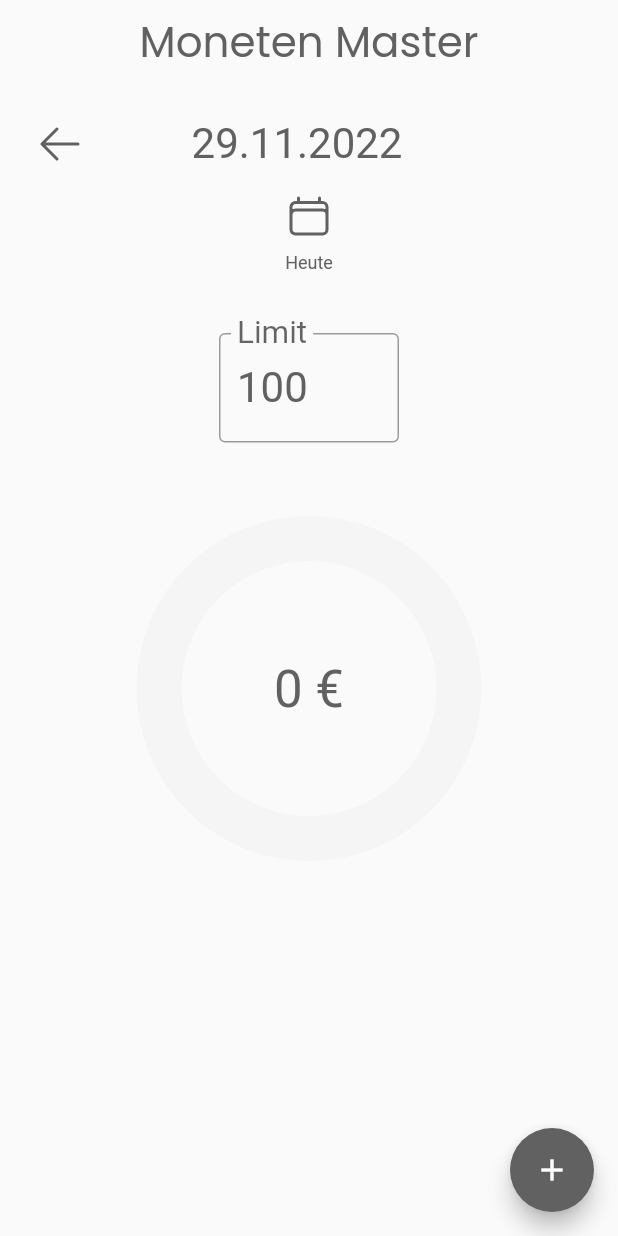
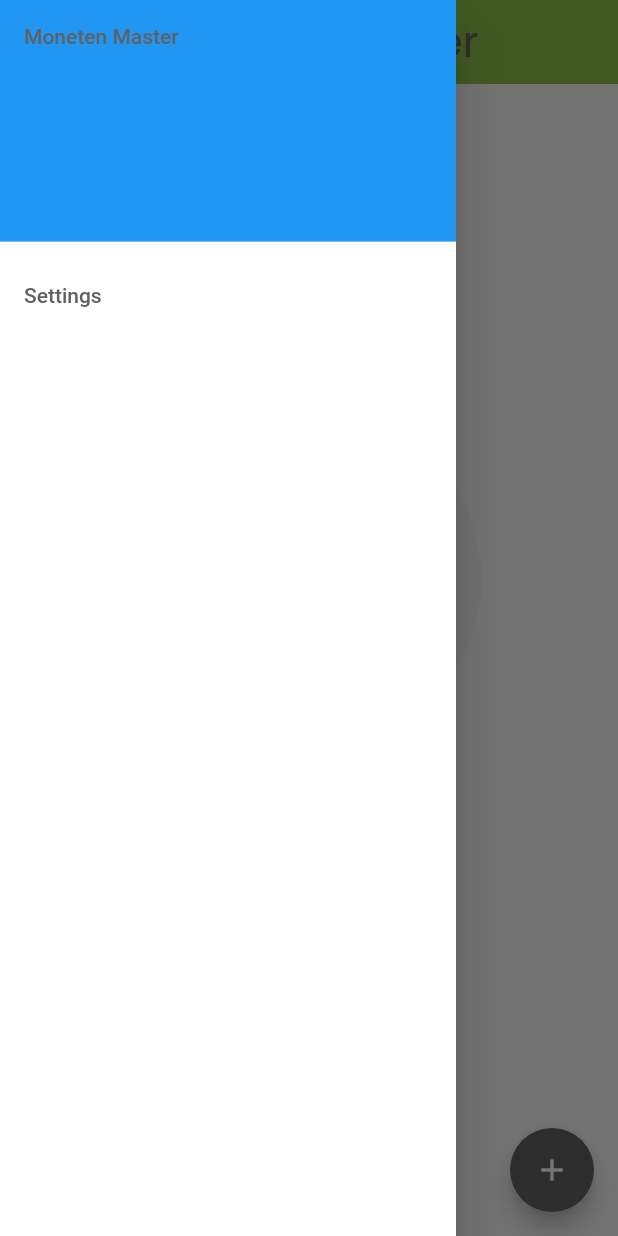
Before and after one commit to faehndrichm/moneten-master, a Flutter app: the screen it shows after launch, with the side drawer open (before the commit the screen has no drawer), on a phone screen of 412 x 824 dp. Run offline on Flutter 3.47's test engine with Material 2 defaults, Android fonts, the phone set to English and light mode, and no system bars; our stand-ins replace flutter_riverpod, heroicons.

Commit message:
Added UI for Settings Menu

```diff
--- a/lib/home_screen.dart
+++ b/lib/home_screen.dart
@@ -2,6 +2,7 @@ import 'package:flutter/material.dart';
 import 'package:flutter_riverpod/flutter_riverpod.dart';
 import 'package:heroicons/heroicons.dart';
 import 'package:simple_budget/providers.dart';
+import 'package:simple_budget/settings.dart';
 
 import 'helper.dart';
 
@@ -27,12 +28,31 @@ class _HomeScreenState extends ConsumerState<HomeScreen> {
       appBar: AppBar(
         centerTitle: true,
         elevation: 0,
-        backgroundColor: Colors.grey.shade50,
+        backgroundColor: Colors.lightGreen,
         title: Text(
           widget.title,
-          style: TextStyle(fontFamily: 'Poppins', fontSize: 28, color: Colors.grey.shade700),
+          style: TextStyle(
+              fontFamily: 'Poppins', fontSize: 28, color: Colors.grey.shade700),
         ),
       ),
+      drawer: Drawer(
+          backgroundColor: Colors.white,
+          child: ListView(padding: EdgeInsets.zero, children: [
+            const DrawerHeader(
+              decoration: BoxDecoration(
+                color: Colors.blue,
+              ),
+              child: Text('Moneten Master'),
+            ),
+            ListTile(
+                title: const Text('Settings'),
+                onTap: () {
+                  Navigator.pop(context);
+                  // Update the state of the app
+                  Navigator.push(context, MaterialPageRoute(builder: (context) => const SettingsScreen()));
+                  // Then close the drawer
+                })
+          ])),
       body: Padding(
         padding: const EdgeInsets.all(16.0),
         child: Center(
@@ -41,7 +61,9 @@ class _HomeScreenState extends ConsumerState<HomeScreen> {
             reverse: true,
             itemBuilder: (BuildContext context, int index) {
               int limit = cash.limit;
-              int spentToday = cash.cashPerDay[toDateString(DateTime.now().add(Duration(days: -index)))] ?? 0;
+              int spentToday = cash.cashPerDay[toDateString(
+                      DateTime.now().add(Duration(days: -index)))] ??
+                  0;
 
               print(toDateString(DateTime.now().add(Duration(days: -index))));
               print("limit $limit");
@@ -57,7 +79,8 @@ class _HomeScreenState extends ConsumerState<HomeScreen> {
                           IconButton(
                             onPressed: () {
                               pageViewController.animateToPage(index + 1,
-                                  duration: const Duration(milliseconds: 300), curve: Curves.easeOut);
+                                  duration: const Duration(milliseconds: 300),
+                                  curve: Curves.easeOut);
                             },
                             icon: HeroIcon(
                               HeroIcons.arrowLeft,
@@ -66,7 +89,8 @@ class _HomeScreenState extends ConsumerState<HomeScreen> {
                             ),
                           ),
                           Text(
-                            toDateStringUI(DateTime.now().add(Duration(days: -index))),
+                            toDateStringUI(
+                                DateTime.now().add(Duration(days: -index))),
                             style: const TextStyle(fontSize: 28),
                           ),
                           if (index <= 0)
@@ -77,7 +101,8 @@ class _HomeScreenState extends ConsumerState<HomeScreen> {
                             IconButton(
                               onPressed: () {
                                 pageViewController.animateToPage(index - 1,
-                                    duration: const Duration(milliseconds: 300), curve: Curves.easeOut);
+                                    duration: const Duration(milliseconds: 300),
+                                    curve: Curves.easeOut);
                               },
                               icon: HeroIcon(
                                 HeroIcons.arrowRight,
@@ -90,7 +115,8 @@ class _HomeScreenState extends ConsumerState<HomeScreen> {
                       IconButton(
                         onPressed: () {
                           pageViewController.animateToPage(0,
-                              duration: const Duration(milliseconds: 300), curve: Curves.easeOut);
+                              duration: const Duration(milliseconds: 300),
+                              curve: Curves.easeOut);
                         },
                         icon: HeroIcon(
                           HeroIcons.calendar,
@@ -109,44 +135,15 @@ class _HomeScreenState extends ConsumerState<HomeScreen> {
                       child: Column(
                         children: [
                           Padding(
-                            padding: const EdgeInsets.only(top: 32.0, bottom: 32.0),
+                            padding:
+                                const EdgeInsets.only(top: 32.0, bottom: 32.0),
                             child: Material(
                               borderRadius: BorderRadius.circular(10),
                               elevation: 0.0,
                               child: Padding(
                                 padding: const EdgeInsets.all(8.0),
                                 child: Column(
-                                  children: [
-                                    SizedBox(
-                                      width: 120,
-                                      child: TextField(
-                                          style: const TextStyle(fontSize: 28),
-                                          controller: limitController,
-                                          keyboardType: TextInputType.number,
-                                          decoration: const InputDecoration(
-                                            border: OutlineInputBorder(),
-                                            labelText: 'Limit',
-                                          ),
-                                          onSubmitted: (value) {
-                                            int? limit = int.tryParse(value);
-                                            if (limit != null && limit > 0) {
-                                              ref.read(cashProvider.notifier).setLimit(limit);
-                                            } else {
-                                              limitController.text = ref.read(cashProvider).limit.toString(); //reset
-                                              ScaffoldMessenger.of(context).showSnackBar(
-                                                SnackBar(
-                                                  duration: const Duration(seconds: 20),
-                                                  action: SnackBarAction(
-                                                    label: 'OK',
-                                                    onPressed: () {},
-                                                  ),
-                                                  content: const Text("Na das geht aber nicht!"),
-                                                ),
-                                              );
-                                            }
-                                          }),
-                                    ),
-                                  ],
+                                  children: [],
                                 ),
                               ),
                             ),
@@ -175,14 +172,17 @@ class _HomeScreenState extends ConsumerState<HomeScreen> {
                                             width: 200,
                                             child: CircularProgressIndicator(
                                               color: Colors.grey.shade700,
-                                              backgroundColor: Colors.grey.shade100,
+                                              backgroundColor:
+                                                  Colors.grey.shade100,
                                               strokeWidth: 30,
                                               value: spentToday / limit,
                                             ),
                                           ),
                                           Text(
                                             '${cash.cashPerDay[toDateString(DateTime.now().add(Duration(days: -index)))] ?? 0} €',
-                                            style: Theme.of(context).textTheme.headline4,
+                                            style: Theme.of(context)
+                                                .textTheme
+                                                .headline4,
                                           ),
                                         ],
                                       ),
@@ -203,6 +203,7 @@ class _HomeScreenState extends ConsumerState<HomeScreen> {
         ),
       ),
       floatingActionButton: FloatingActionButton(
+        // TODO create new class for this
         backgroundColor: Colors.grey.shade700,
         onPressed: () {
           showModalBottomSheet(
@@ -219,25 +220,29 @@ class _HomeScreenState extends ConsumerState<HomeScreen> {
                       mainAxisAlignment: MainAxisAlignment.spaceEvenly,
                       children: [
                         ElevatedButton(
-                          onPressed: () => ref.read(cashProvider.notifier).addCash(1),
+                          onPressed: () =>
+                              ref.read(cashProvider.notifier).addCash(1),
                           style: ElevatedButton.styleFrom(
                             fixedSize: const Size(70, 70),
                             shape: const CircleBorder(),
                           ),
                           child: const Text(
                             '+1€',
-                            style: TextStyle(fontSize: 16, fontFamily: 'Poppins'),
+                            style:
+                                TextStyle(fontSize: 16, fontFamily: 'Poppins'),
                           ),
                         ),
                         ElevatedButton(
-                          onPressed: () => ref.read(cashProvider.notifier).addCash(5),
+                          onPressed: () =>
+                              ref.read(cashProvider.notifier).addCash(5),
                           style: ElevatedButton.styleFrom(
                             fixedSize: const Size(70, 70),
                             shape: const CircleBorder(),
                           ),
                           child: const Text(
                             '+5€',
-                            style: TextStyle(fontSize: 16, fontFamily: 'Poppins'),
+                            style:
+                                TextStyle(fontSize: 16, fontFamily: 'Poppins'),
                           ),
                         ),
                       ],
@@ -249,25 +254,29 @@ class _HomeScreenState extends ConsumerState<HomeScreen> {
                       mainAxisAlignment: MainAxisAlignment.spaceEvenly,
                       children: [
                         ElevatedButton(
-                          onPressed: () => ref.read(cashProvider.notifier).addCash(10),
+                          onPressed: () =>
+                              ref.read(cashProvider.notifier).addCash(10),
                           style: ElevatedButton.styleFrom(
                             fixedSize: const Size(70, 70),
                             shape: const CircleBorder(),
                           ),
                           child: const Text(
                             '+10€',
-                            style: TextStyle(fontSize: 16, fontFamily: 'Poppins'),
+                            style:
+                                TextStyle(fontSize: 16, fontFamily: 'Poppins'),
                           ),
                         ),
                         ElevatedButton(
-                          onPressed: () => ref.read(cashProvider.notifier).addCash(50),
+                          onPressed: () =>
+                              ref.read(cashProvider.notifier).addCash(50),
                           style: ElevatedButton.styleFrom(
                             fixedSize: const Size(70, 70),
                             shape: const CircleBorder(),
                           ),
                           child: const Text(
                             '+50€',
-                            style: TextStyle(fontSize: 16, fontFamily: 'Poppins'),
+                            style:
+                                TextStyle(fontSize: 16, fontFamily: 'Poppins'),
                           ),
                         ),
                       ],
--- /dev/null
+++ b/lib/limit.dart
@@ -0,0 +1,4 @@
+class Limit {
+  int value;
+  Limit({required this.value});
+}
--- a/lib/main.dart
+++ b/lib/main.dart
@@ -14,7 +14,7 @@ class MyApp extends StatelessWidget {
   @override
   Widget build(BuildContext context) {
     return MaterialApp(
-      title: 'Flutter Demo',
+      title: 'Moneten Master',
       theme: ThemeData(
         primarySwatch: Colors.indigo,
         fontFamily: 'Poppins',
--- a/lib/providers.dart
+++ b/lib/providers.dart
@@ -1,14 +1,27 @@
 import 'package:flutter_riverpod/flutter_riverpod.dart';
+import 'package:simple_budget/limit.dart';
 
 import 'cash.dart';
 import 'helper.dart';
 
-final cashProvider = StateNotifierProvider<cashNotifier, Cash>((ref) {
-  return cashNotifier();
+final cashProvider = StateNotifierProvider<CashNotifier, Cash>((ref) {
+  return CashNotifier();
 });
 
-class cashNotifier extends StateNotifier<Cash> {
-  cashNotifier() : super(Cash(cashPerDay: {"2022-08-25": 60, "2022-08-24": 70, "2022-08-23": 80}));
+final limitProvider = StateNotifierProvider<LimitNotifier, Limit>((ref) {
+  return LimitNotifier();
+});
+
+class LimitNotifier extends StateNotifier<Limit> {
+ LimitNotifier() : super(Limit(value: 50));
+
+ setLimit(int value) {
+  state = Limit(value: value);
+ }
+}
+
+class CashNotifier extends StateNotifier<Cash> {
+  CashNotifier() : super(Cash(cashPerDay: {"2022-08-25": 60, "2022-08-24": 70, "2022-08-23": 80}));
 
   setState(Cash cash) {
     state = cash;
@@ -22,8 +35,4 @@ class cashNotifier extends StateNotifier<Cash> {
   }
 
   removeCash(int amount) {}
-
-  setLimit(int limit) {
-    state = Cash(cashPerDay: state.cashPerDay, limit: limit);
-  }
 }
```
Also changed, not shown: lib/settings.dart (added, +56 -0 lines).
